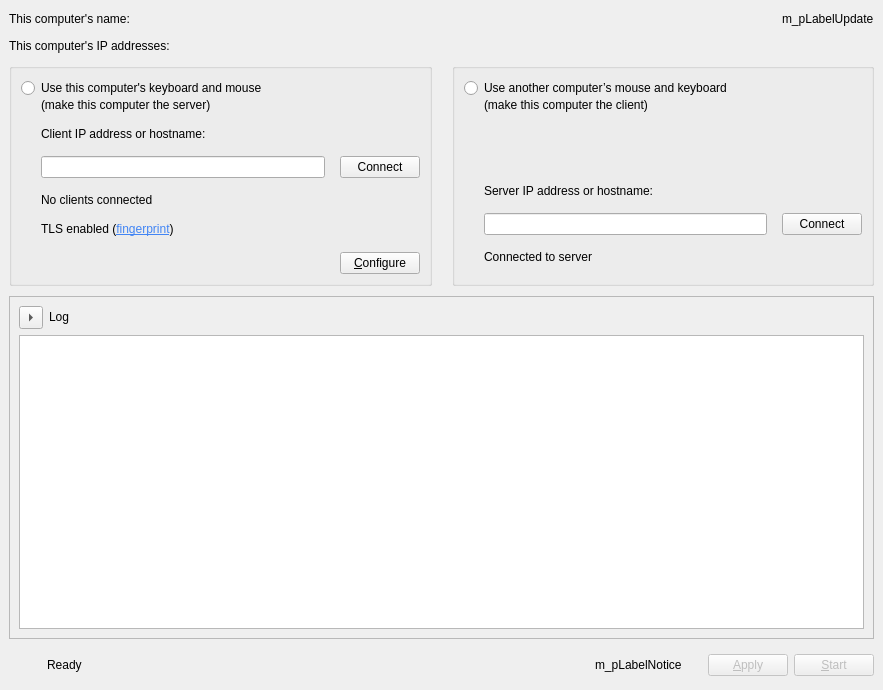
This is src/apps/deskflow-gui/MainWindow.ui in deskflow/deskflow as Qt 5 draws it before an edit. The edited form follows.
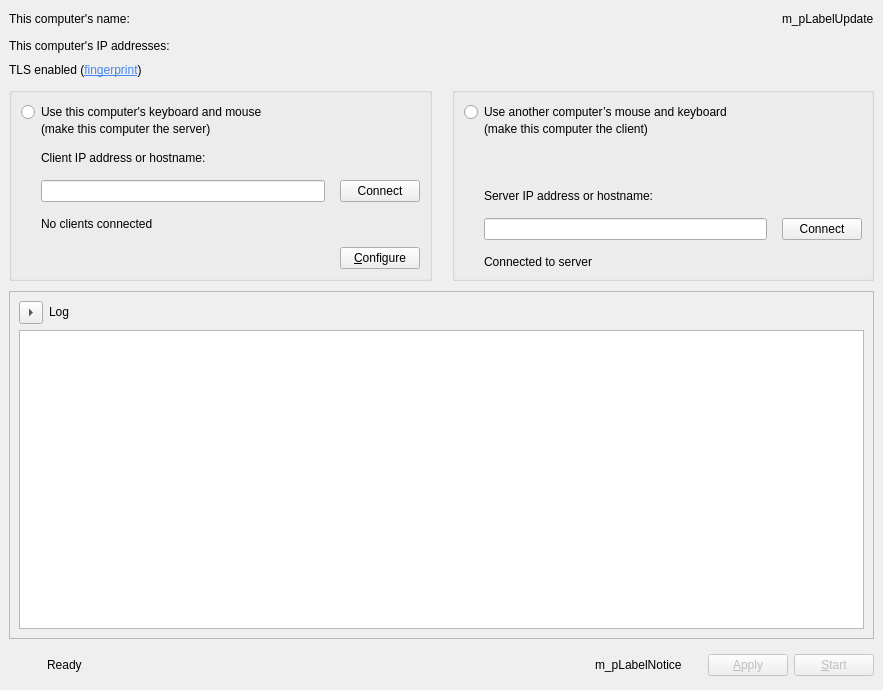
This is the edited form. Icons and pictures are not drawn. Custom widgets are drawn as their Qt base class.

Commit message: feat: Show the TLS Enabled label no matter the selected mode

Patch:
```diff
--- a/src/apps/deskflow-gui/MainWindow.ui
+++ b/src/apps/deskflow-gui/MainWindow.ui
@@ -89,6 +89,16 @@
       </property>
      </widget>
     </item>
+    <item>
+     <widget class="QLabel" name="lblMyFingerprint">
+      <property name="text">
+       <string>&lt;html&gt;&lt;head/&gt;&lt;body&gt;&lt;p&gt;TLS enabled (&lt;a href=&quot;#&quot;&gt;&lt;span style=&quot; text-decoration: underline; color:#4285f4;&quot;&gt;fingerprint&lt;/span&gt;&lt;/a&gt;)&lt;/p&gt;&lt;/body&gt;&lt;/html&gt;</string>
+      </property>
+      <property name="textFormat">
+       <enum>Qt::TextFormat::RichText</enum>
+      </property>
+     </widget>
+    </item>
     <item>
      <widget class="QWidget" name="m_pWidgetModes" native="true">
       <property name="sizePolicy">
@@ -245,19 +255,6 @@
                </property>
               </widget>
              </item>
-             <item>
-              <widget class="QLabel" name="lblMyFingerprint">
-               <property name="text">
-                <string>&lt;html&gt;&lt;head/&gt;&lt;body&gt;&lt;p&gt;TLS enabled (&lt;a href=&quot;#&quot;&gt;&lt;span style=&quot; text-decoration: underline; color:#4285f4;&quot;&gt;fingerprint&lt;/span&gt;&lt;/a&gt;)&lt;/p&gt;&lt;/body&gt;&lt;/html&gt;</string>
-               </property>
-               <property name="textFormat">
-                <enum>Qt::TextFormat::RichText</enum>
-               </property>
-               <property name="indent">
-                <number>20</number>
-               </property>
-              </widget>
-             </item>
              <item>
               <spacer name="verticalSpacer_2">
                <property name="orientation">
```
The commit also changes 1 other file.
